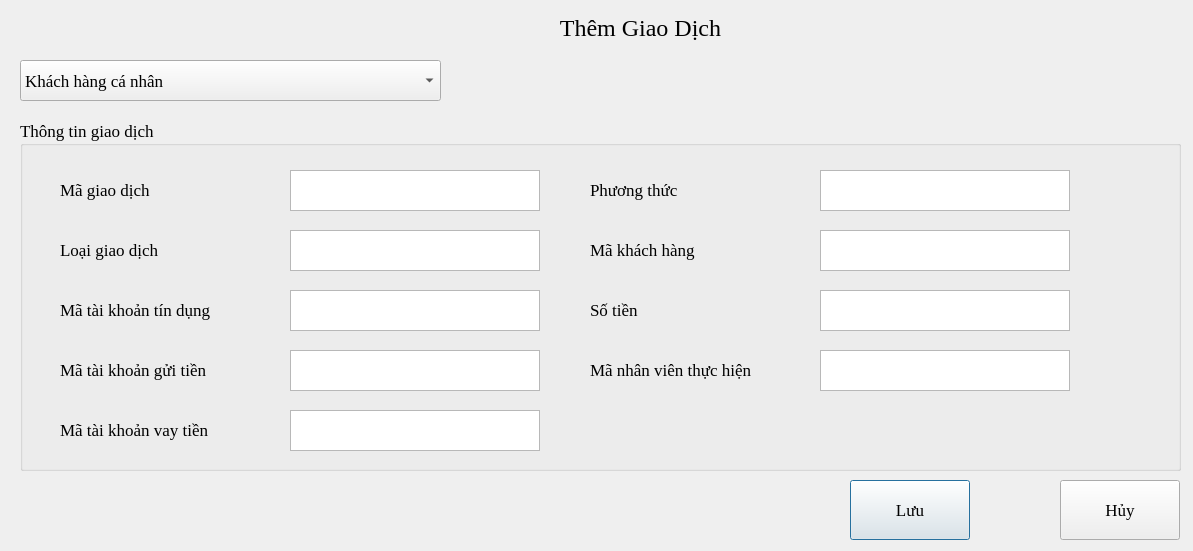
This is UI/SuaGiaoDich.ui in hoanghlt/quanlynganhang as Qt 5 draws it before an edit. The edited form follows.
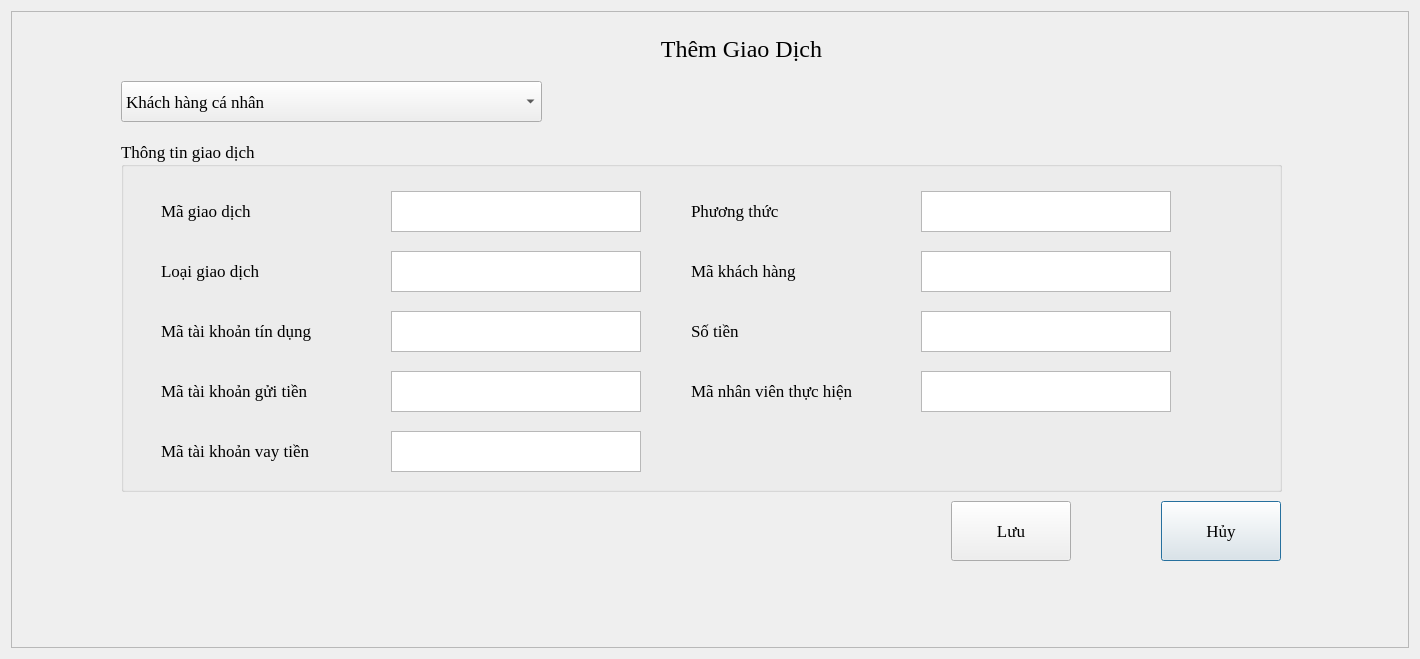
This is the edited form.

```diff
--- a/UI/SuaGiaoDich.ui
+++ b/UI/SuaGiaoDich.ui
@@ -6,8 +6,8 @@
    <rect>
     <x>0</x>
     <y>0</y>
-    <width>1193</width>
-    <height>551</height>
+    <width>1420</width>
+    <height>659</height>
    </rect>
   </property>
   <property name="font">
@@ -19,11 +19,65 @@
   <property name="windowTitle">
    <string>Dialog</string>
   </property>
+  <layout class="QGridLayout" name="gridLayout">
+   <item row="0" column="0">
+    <widget class="QFrame" name="frame">
+     <property name="frameShape">
+      <enum>QFrame::StyledPanel</enum>
+     </property>
+     <property name="frameShadow">
+      <enum>QFrame::Raised</enum>
+     </property>
+     <widget class="QComboBox" name="comboBox">
+      <property name="geometry">
+       <rect>
+        <x>110</x>
+        <y>70</y>
+        <width>421</width>
+        <height>41</height>
+       </rect>
+      </property>
+      <property name="font">
+       <font>
+        <family>Times New Roman</family>
+        <pointsize>13</pointsize>
+       </font>
+      </property>
+      <item>
+       <property name="text">
+        <string>Khách hàng cá nhân</string>
+       </property>
+      </item>
+      <item>
+       <property name="text">
+        <string>Khách hàng tổ chức/doanh nghiệp</string>
+       </property>
+      </item>
+     </widget>
+     <widget class="QPushButton" name="pushButton_2">
+      <property name="geometry">
+       <rect>
+        <x>1150</x>
+        <y>490</y>
+        <width>120</width>
+        <height>60</height>
+       </rect>
+      </property>
+      <property name="font">
+       <font>
+        <family>Times New Roman</family>
+        <pointsize>13</pointsize>
+       </font>
+      </property>
+      <property name="text">
+       <string>Hủy</string>
+      </property>
+     </widget>
   <widget class="QPushButton" name="pushButton">
    <property name="geometry">
     <rect>
-     <x>850</x>
-     <y>480</y>
+        <x>940</x>
+        <y>490</y>
      <width>120</width>
      <height>60</height>
     </rect>
@@ -41,8 +95,8 @@
   <widget class="QLabel" name="label_5">
    <property name="geometry">
     <rect>
-     <x>500</x>
-     <y>10</y>
+        <x>590</x>
+        <y>20</y>
      <width>281</width>
      <height>36</height>
     </rect>
@@ -60,56 +114,11 @@
     <set>Qt::AlignCenter</set>
    </property>
   </widget>
-  <widget class="QPushButton" name="pushButton_2">
-   <property name="geometry">
-    <rect>
-     <x>1060</x>
-     <y>480</y>
-     <width>120</width>
-     <height>60</height>
-    </rect>
-   </property>
-   <property name="font">
-    <font>
-     <family>Times New Roman</family>
-     <pointsize>13</pointsize>
-    </font>
-   </property>
-   <property name="text">
-    <string>Hủy</string>
-   </property>
-  </widget>
-  <widget class="QComboBox" name="comboBox">
-   <property name="geometry">
-    <rect>
-     <x>20</x>
-     <y>60</y>
-     <width>421</width>
-     <height>41</height>
-    </rect>
-   </property>
-   <property name="font">
-    <font>
-     <family>Times New Roman</family>
-     <pointsize>13</pointsize>
-    </font>
-   </property>
-   <item>
-    <property name="text">
-     <string>Khách hàng cá nhân</string>
-    </property>
-   </item>
-   <item>
-    <property name="text">
-     <string>Khách hàng tổ chức/doanh nghiệp</string>
-    </property>
-   </item>
-  </widget>
   <widget class="QGroupBox" name="groupBox">
    <property name="geometry">
     <rect>
-     <x>20</x>
-     <y>120</y>
+        <x>110</x>
+        <y>130</y>
      <width>1161</width>
      <height>351</height>
     </rect>
@@ -439,6 +448,9 @@
     </property>
    </widget>
   </widget>
+    </widget>
+   </item>
+  </layout>
  </widget>
  <resources/>
  <connections/>
```
Lines whose indentation alone changed are shown as unchanged.
